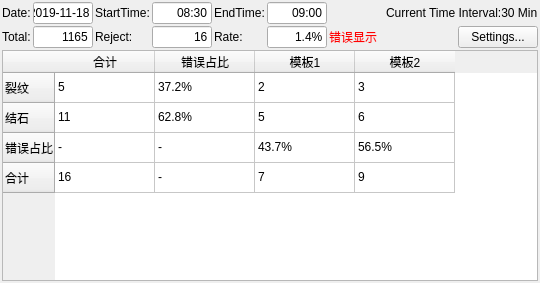
Above: code/DataView/mainui.ui from sandy-gmb/Vexi.CountData before the change. Below: the same form after it.
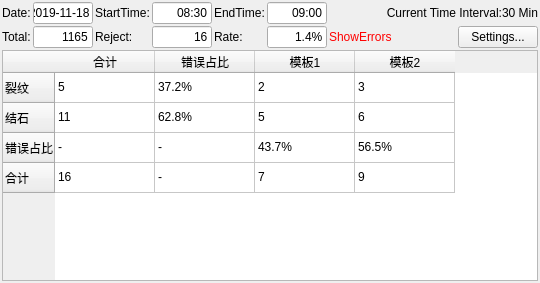
That is the form after the change.

Diff of the .ui file:
```diff
--- a/code/DataView/mainui.ui
+++ b/code/DataView/mainui.ui
@@ -260,6 +260,9 @@
        <property name="text">
         <string>Current Time Interval:30 Min</string>
        </property>
+       <property name="alignment">
+        <set>Qt::AlignRight|Qt::AlignTrailing|Qt::AlignVCenter</set>
+       </property>
       </widget>
      </item>
     </layout>
@@ -272,7 +275,7 @@
         <string notr="true">color: rgb(255, 0, 0);</string>
        </property>
        <property name="text">
-        <string>错误显示</string>
+        <string>ShowErrors</string>
        </property>
       </widget>
      </item>
```
